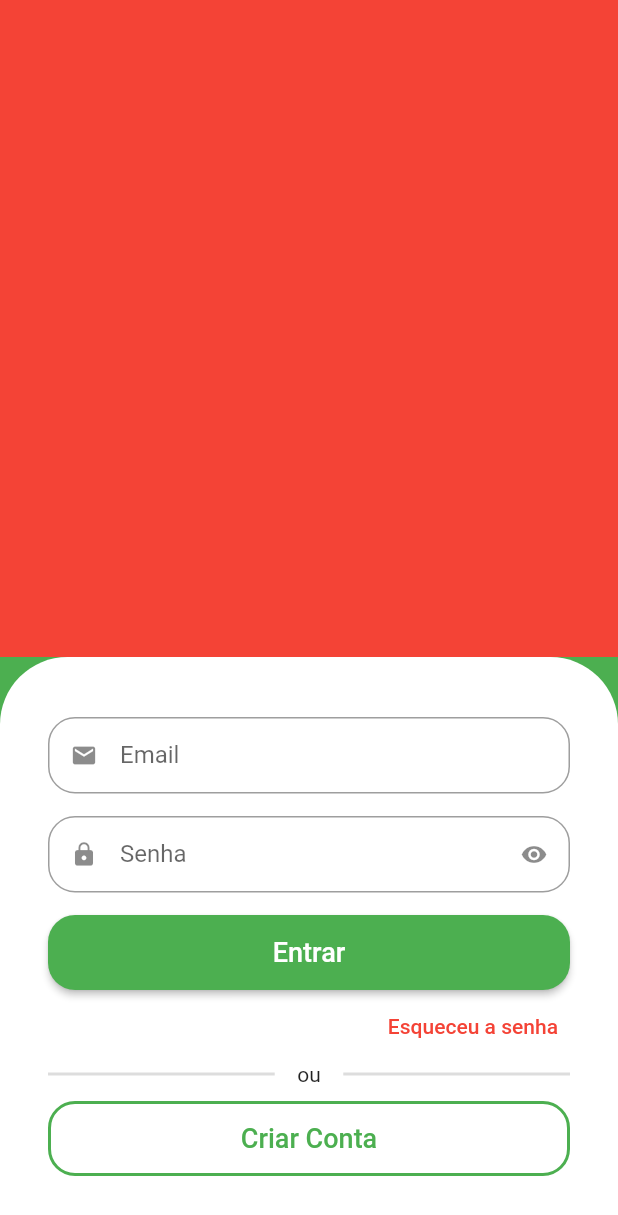
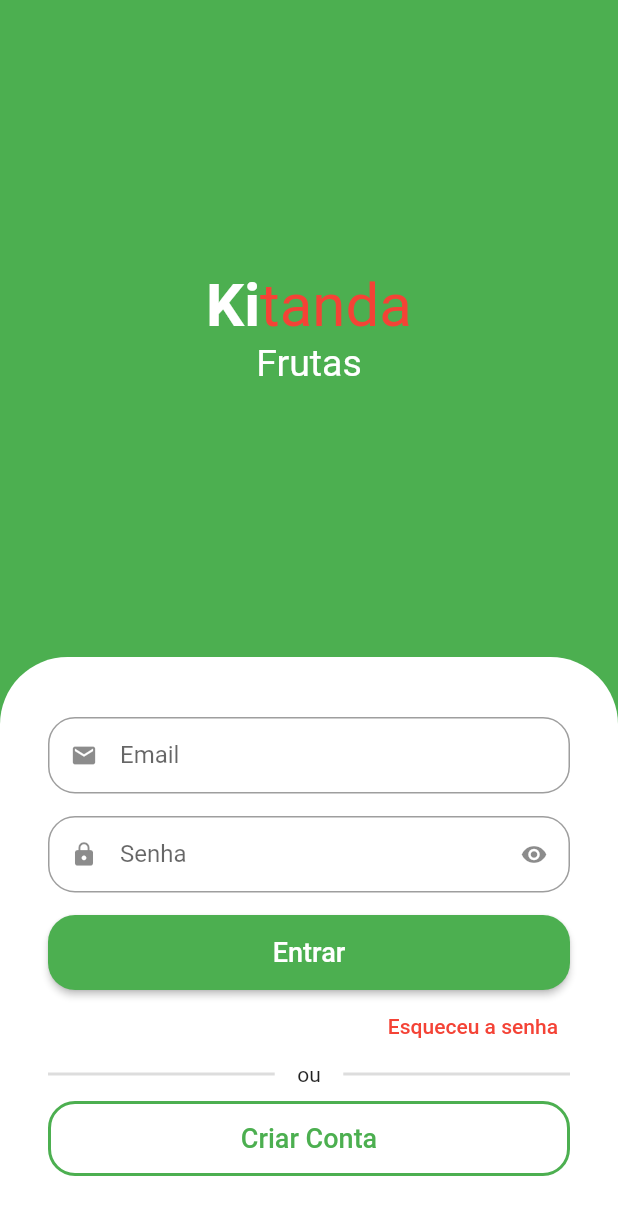
Before and after one commit to tiagosmweb/kitanda, a Flutter app: the screen it shows after launch, on a phone screen of 412 x 824 dp. Shown: the top 1215 px of the screen. Run offline on Flutter 3.47's test engine with Material 2 defaults, Android fonts, the phone set to English and light mode, and no system bars; drawn by our look-alikes of animated_text_kit.

Commit message:
add title a animated text

```diff
--- a/lib/src/auth/sign_in_screen.dart
+++ b/lib/src/auth/sign_in_screen.dart
@@ -1,3 +1,4 @@
+import 'package:animated_text_kit/animated_text_kit.dart';
 import 'package:flutter/material.dart';
 import 'package:kitanda/src/auth/components/custom_text_field.dart';
 
@@ -10,8 +11,52 @@
       backgroundColor: Colors.green,
       body: Column(children: [
         Expanded(
-          child: Container(
-            color: Colors.red,
+          child: Column(
+            mainAxisAlignment: MainAxisAlignment.center,
+            children: [
+              const Text.rich(
+                TextSpan(
+                  style: TextStyle(
+                    fontSize: 40,
+                  ),
+                  children: [
+                    TextSpan(
+                      text: 'Ki',
+                      style: TextStyle(
+                        color: Colors.white,
+                        fontWeight: FontWeight.bold,
+                      ),
+                    ),
+                    TextSpan(
+                      text: 'tanda',
+                      style: TextStyle(
+                        color: Colors.red,
+                      ),
+                    )
+                  ],
+                ),
+              ),
+              SizedBox(
+                height: 30,
+                child: DefaultTextStyle(
+                  style: const TextStyle(
+                    fontSize: 25,
+                  ),
+                  child: AnimatedTextKit(
+                    pause: Duration.zero,
+                    repeatForever: true,
+                    animatedTexts: [
+                      FadeAnimatedText('Frutas'),
+                      FadeAnimatedText('Verduras'),
+                      FadeAnimatedText('Legumes'),
+                      FadeAnimatedText('Carnes'),
+                      FadeAnimatedText('Cereais'),
+                      FadeAnimatedText('Laticíneos'),
+                    ],
+                  ),
+                ),
+              ),
+            ],
           ),
         ),
         Container(
--- a/pubspec.yaml
+++ b/pubspec.yaml
@@ -34,6 +34,7 @@
   # The following adds the Cupertino Icons font to your application.
   # Use with the CupertinoIcons class for iOS style icons.
   cupertino_icons: ^1.0.2
+  animated_text_kit: ^4.2.2
 
 dev_dependencies:
   flutter_test:
```
